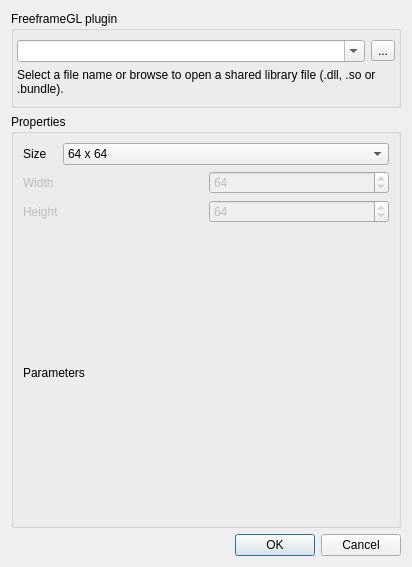
markus-wa/glmixer-mirror, file src/FFGLSourceCreationDialog.ui: the form before one commit.
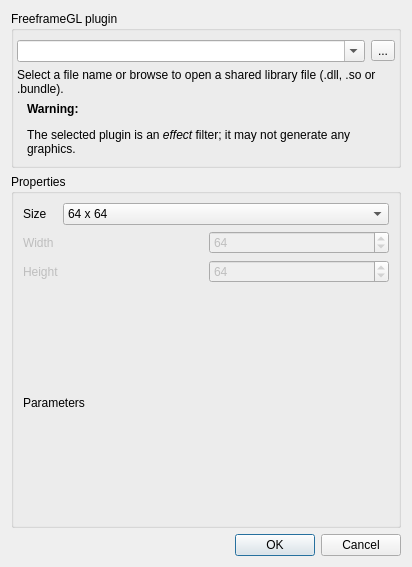
The form after the commit. Icons and pictures are not drawn.

Commit message: Improved integration of Freeframe sources & FFGL source creation GUI

Patch:
```diff
--- a/src/FFGLSourceCreationDialog.ui
+++ b/src/FFGLSourceCreationDialog.ui
@@ -80,6 +80,22 @@
         </property>
        </widget>
       </item>
+      <item>
+       <widget class="QLabel" name="labelWarninEffect">
+        <property name="text">
+         <string>&lt;html&gt;&lt;head/&gt;&lt;body&gt;&lt;p&gt;&lt;span style=&quot; font-weight:600;&quot;&gt;Warning: &lt;/span&gt;&lt;/p&gt;&lt;p&gt;The selected plugin is an &lt;span style=&quot; font-style:italic;&quot;&gt;effect&lt;/span&gt; filter; it may not generate any graphics.&lt;/p&gt;&lt;/body&gt;&lt;/html&gt;</string>
+        </property>
+        <property name="wordWrap">
+         <bool>true</bool>
+        </property>
+        <property name="indent">
+         <number>10</number>
+        </property>
+        <property name="textInteractionFlags">
+         <set>Qt::NoTextInteraction</set>
+        </property>
+       </widget>
+      </item>
      </layout>
     </widget>
    </item>
```
Left out of the diff: 2 changed lines with no effect on the pictures. The commit also changes 11 other files.
